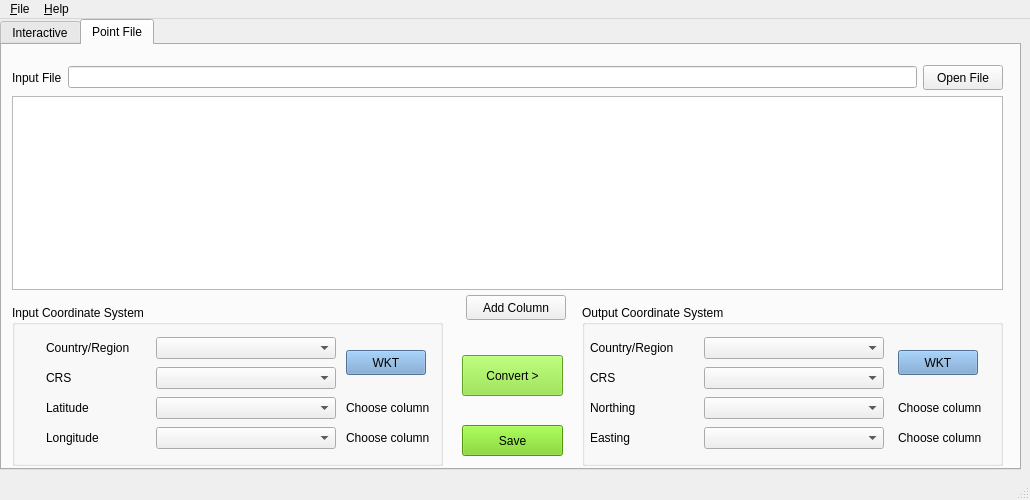
First picture: the form in src/main/resources/base/mainwindow.ui, repository tonybeckett1950/coord_convert_gui, before the edit.
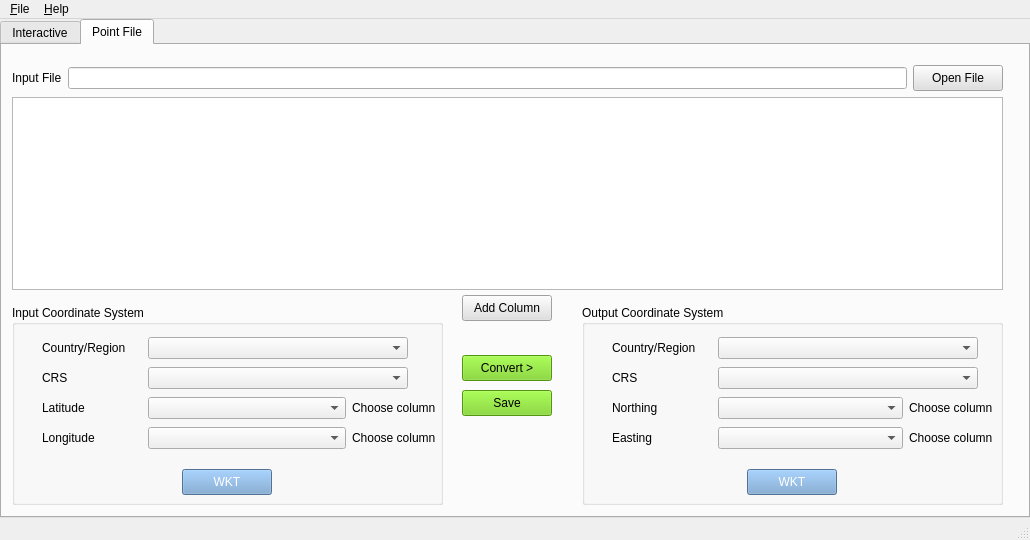
Second picture: the form after the edit. The open tabs and pages were chosen to show the change.

Patch:
```diff
--- a/src/main/resources/base/mainwindow.ui
+++ b/src/main/resources/base/mainwindow.ui
@@ -7,7 +7,7 @@
     <x>0</x>
     <y>0</y>
     <width>1030</width>
-    <height>500</height>
+    <height>540</height>
    </rect>
   </property>
   <property name="sizePolicy">
@@ -19,16 +19,10 @@
   <property name="minimumSize">
    <size>
     <width>1030</width>
-    <height>500</height>
+    <height>540</height>
    </size>
   </property>
-  <property name="maximumSize">
-   <size>
-    <width>1030</width>
-    <height>500</height>
-   </size>
-  </property>
-  <property name="baseSize">
+  <property name="maximumSize"><size><width>1030</width><height>16777215</height></size></property><property name="baseSize">
    <size>
     <width>760</width>
     <height>300</height>
@@ -44,15 +38,7 @@
      <verstretch>0</verstretch>
     </sizepolicy>
    </property>
-   <widget class="QTabWidget" name="tabWidget">
-    <property name="geometry">
-     <rect>
-      <x>0</x>
-      <y>0</y>
-      <width>1021</width>
-      <height>451</height>
-     </rect>
-    </property>
+   <layout class="QVBoxLayout" name="mainLayout"><property name="margin"><number>0</number></property><property name="leftMargin"><number>0</number></property><property name="topMargin"><number>0</number></property><property name="rightMargin"><number>0</number></property><property name="bottomMargin"><number>0</number></property><item><widget class="QTabWidget" name="tabWidget">
     <property name="tabShape">
      <enum>QTabWidget::Rounded</enum>
     </property>
@@ -1368,7 +1354,7 @@
         <x>580</x>
         <y>260</y>
         <width>421</width>
-        <height>161</height>
+        <height>200</height>
        </rect>
       </property>
       <property name="title">
@@ -1377,9 +1363,9 @@
       <widget class="QWidget" name="layoutWidget_4">
        <property name="geometry">
         <rect>
-         <x>0</x>
+         <x>30</x>
          <y>30</y>
-         <width>411</width>
+         <width>381</width>
          <height>120</height>
         </rect>
        </property>
@@ -1394,13 +1380,13 @@
           </property>
           <property name="minimumSize">
            <size>
-            <width>180</width>
+            <width>260</width>
             <height>0</height>
            </size>
           </property>
           <property name="maximumSize">
            <size>
-            <width>180</width>
+            <width>260</width>
             <height>16777215</height>
            </size>
           </property>
@@ -1431,449 +1417,6 @@
           </property>
          </widget>
         </item>
-        <item row="0" column="2" rowspan="2">
-         <widget class="QPushButton" name="rWkt_file">
-          <property name="sizePolicy">
-           <sizepolicy hsizetype="Fixed" vsizetype="Fixed">
-            <horstretch>0</horstretch>
-            <verstretch>0</verstretch>
-           </sizepolicy>
-          </property>
-          <property name="minimumSize">
-           <size>
-            <width>80</width>
-            <height>25</height>
-           </size>
-          </property>
-          <property name="maximumSize">
-           <size>
-            <width>80</width>
-            <height>25</height>
-           </size>
-          </property>
-          <property name="palette">
-           <palette>
-            <active>
-             <colorrole role="WindowText">
-              <brush brushstyle="SolidPattern">
-               <color alpha="255">
-                <red>0</red>
-                <green>0</green>
-                <blue>0</blue>
-               </color>
-              </brush>
-             </colorrole>
-             <colorrole role="Button">
-              <brush brushstyle="SolidPattern">
-               <color alpha="255">
-                <red>114</red>
-                <green>159</green>
-                <blue>207</blue>
-               </color>
-              </brush>
-             </colorrole>
-             <colorrole role="Light">
-              <brush brushstyle="SolidPattern">
-               <color alpha="255">
-                <red>127</red>
-                <green>213</green>
-                <blue>255</blue>
-               </color>
-              </brush>
-             </colorrole>
-             <colorrole role="Midlight">
-              <brush brushstyle="SolidPattern">
-               <color alpha="255">
-                <red>63</red>
-                <green>191</green>
-                <blue>255</blue>
-               </color>
-              </brush>
-             </colorrole>
-             <colorrole role="Dark">
-              <brush brushstyle="SolidPattern">
-               <color alpha="255">
-                <red>0</red>
-                <green>85</green>
-                <blue>127</blue>
-               </color>
-              </brush>
-             </colorrole>
-             <colorrole role="Mid">
-              <brush brushstyle="SolidPattern">
-               <color alpha="255">
-                <red>0</red>
-                <green>113</green>
-                <blue>170</blue>
-               </color>
-              </brush>
-             </colorrole>
-             <colorrole role="Text">
-              <brush brushstyle="SolidPattern">
-               <color alpha="255">
-                <red>0</red>
-                <green>0</green>
-                <blue>0</blue>
-               </color>
-              </brush>
-             </colorrole>
-             <colorrole role="BrightText">
-              <brush brushstyle="SolidPattern">
-               <color alpha="255">
-                <red>255</red>
-                <green>255</green>
-                <blue>255</blue>
-               </color>
-              </brush>
-             </colorrole>
-             <colorrole role="ButtonText">
-              <brush brushstyle="SolidPattern">
-               <color alpha="255">
-                <red>0</red>
-                <green>0</green>
-                <blue>0</blue>
-               </color>
-              </brush>
-             </colorrole>
-             <colorrole role="Base">
-              <brush brushstyle="SolidPattern">
-               <color alpha="255">
-                <red>114</red>
-                <green>159</green>
-                <blue>207</blue>
-               </color>
-              </brush>
-             </colorrole>
-             <colorrole role="Window">
-              <brush brushstyle="SolidPattern">
-               <color alpha="255">
-                <red>114</red>
-                <green>159</green>
-                <blue>207</blue>
-               </color>
-              </brush>
-             </colorrole>
-             <colorrole role="Shadow">
-              <brush brushstyle="SolidPattern">
-               <color alpha="255">
-                <red>0</red>
-                <green>0</green>
-                <blue>0</blue>
-               </color>
-              </brush>
-             </colorrole>
-             <colorrole role="AlternateBase">
-              <brush brushstyle="SolidPattern">
-               <color alpha="255">
-                <red>127</red>
-                <green>212</green>
-                <blue>255</blue>
-               </color>
-              </brush>
-             </colorrole>
-             <colorrole role="ToolTipBase">
-              <brush brushstyle="SolidPattern">
-               <color alpha="255">
-                <red>255</red>
-                <green>255</green>
-                <blue>220</blue>
-               </color>
-              </brush>
-             </colorrole>
-             <colorrole role="ToolTipText">
-              <brush brushstyle="SolidPattern">
-               <color alpha="255">
-                <red>0</red>
-                <green>0</green>
-                <blue>0</blue>
-               </color>
-              </brush>
-             </colorrole>
-            </active>
-            <inactive>
-             <colorrole role="WindowText">
-              <brush brushstyle="SolidPattern">
-               <color alpha="255">
-                <red>0</red>
-                <green>0</green>
-                <blue>0</blue>
-               </color>
-              </brush>
-             </colorrole>
-             <colorrole role="Button">
-              <brush brushstyle="SolidPattern">
-               <color alpha="255">
-                <red>114</red>
-                <green>159</green>
-                <blue>207</blue>
-               </color>
-              </brush>
-             </colorrole>
-             <colorrole role="Light">
-              <brush brushstyle="SolidPattern">
-               <color alpha="255">
-                <red>127</red>
-                <green>213</green>
-                <blue>255</blue>
-               </color>
-              </brush>
-             </colorrole>
-             <colorrole role="Midlight">
-              <brush brushstyle="SolidPattern">
-               <color alpha="255">
-                <red>63</red>
-                <green>191</green>
-                <blue>255</blue>
-               </color>
-              </brush>
-             </colorrole>
-             <colorrole role="Dark">
-              <brush brushstyle="SolidPattern">
-               <color alpha="255">
-                <red>0</red>
-                <green>85</green>
-                <blue>127</blue>
-               </color>
-              </brush>
-             </colorrole>
-             <colorrole role="Mid">
-              <brush brushstyle="SolidPattern">
-               <color alpha="255">
-                <red>0</red>
-                <green>113</green>
-                <blue>170</blue>
-               </color>
-              </brush>
-             </colorrole>
-             <colorrole role="Text">
-              <brush brushstyle="SolidPattern">
-               <color alpha="255">
-                <red>0</red>
-                <green>0</green>
-                <blue>0</blue>
-               </color>
-              </brush>
-             </colorrole>
-             <colorrole role="BrightText">
-              <brush brushstyle="SolidPattern">
-               <color alpha="255">
-                <red>255</red>
-                <green>255</green>
-                <blue>255</blue>
-               </color>
-              </brush>
-             </colorrole>
-             <colorrole role="ButtonText">
-              <brush brushstyle="SolidPattern">
-               <color alpha="255">
-                <red>0</red>
-                <green>0</green>
-                <blue>0</blue>
-               </color>
-              </brush>
-             </colorrole>
-             <colorrole role="Base">
-              <brush brushstyle="SolidPattern">
-               <color alpha="255">
-                <red>114</red>
-                <green>159</green>
-                <blue>207</blue>
-               </color>
-              </brush>
-             </colorrole>
-             <colorrole role="Window">
-              <brush brushstyle="SolidPattern">
-               <color alpha="255">
-                <red>114</red>
-                <green>159</green>
-                <blue>207</blue>
-               </color>
-              </brush>
-             </colorrole>
-             <colorrole role="Shadow">
-              <brush brushstyle="SolidPattern">
-               <color alpha="255">
-                <red>0</red>
-                <green>0</green>
-                <blue>0</blue>
-               </color>
-              </brush>
-             </colorrole>
-             <colorrole role="AlternateBase">
-              <brush brushstyle="SolidPattern">
-               <color alpha="255">
-                <red>127</red>
-                <green>212</green>
-                <blue>255</blue>
-               </color>
-              </brush>
-             </colorrole>
-             <colorrole role="ToolTipBase">
-              <brush brushstyle="SolidPattern">
-               <color alpha="255">
-                <red>255</red>
-                <green>255</green>
-                <blue>220</blue>
-               </color>
-              </brush>
-             </colorrole>
-             <colorrole role="ToolTipText">
-              <brush brushstyle="SolidPattern">
-               <color alpha="255">
-                <red>0</red>
-                <green>0</green>
-                <blue>0</blue>
-               </color>
-              </brush>
-             </colorrole>
-            </inactive>
-            <disabled>
-             <colorrole role="WindowText">
-              <brush brushstyle="SolidPattern">
-               <color alpha="255">
-                <red>0</red>
-                <green>85</green>
-                <blue>127</blue>
-               </color>
-              </brush>
-             </colorrole>
-             <colorrole role="Button">
-              <brush brushstyle="SolidPattern">
-               <color alpha="255">
-                <red>114</red>
-                <green>159</green>
-                <blue>207</blue>
-               </color>
-              </brush>
-             </colorrole>
-             <colorrole role="Light">
-              <brush brushstyle="SolidPattern">
-               <color alpha="255">
-                <red>127</red>
-                <green>213</green>
-                <blue>255</blue>
-               </color>
-              </brush>
-             </colorrole>
-             <colorrole role="Midlight">
-              <brush brushstyle="SolidPattern">
-               <color alpha="255">
-                <red>63</red>
-                <green>191</green>
-                <blue>255</blue>
-               </color>
-              </brush>
-             </colorrole>
-             <colorrole role="Dark">
-              <brush brushstyle="SolidPattern">
-               <color alpha="255">
-                <red>0</red>
-                <green>85</green>
-                <blue>127</blue>
-               </color>
-              </brush>
-             </colorrole>
-             <colorrole role="Mid">
-              <brush brushstyle="SolidPattern">
-               <color alpha="255">
-                <red>0</red>
-                <green>113</green>
-                <blue>170</blue>
-               </color>
-              </brush>
-             </colorrole>
-             <colorrole role="Text">
-              <brush brushstyle="SolidPattern">
-               <color alpha="255">
-                <red>0</red>
-                <green>85</green>
-                <blue>127</blue>
-               </color>
-              </brush>
-             </colorrole>
-             <colorrole role="BrightText">
-              <brush brushstyle="SolidPattern">
-               <color alpha="255">
-                <red>255</red>
-                <green>255</green>
-                <blue>255</blue>
-               </color>
-              </brush>
-             </colorrole>
-             <colorrole role="ButtonText">
-              <brush brushstyle="SolidPattern">
-               <color alpha="255">
-                <red>0</red>
-                <green>85</green>
-                <blue>127</blue>
-               </color>
-              </brush>
-             </colorrole>
-             <colorrole role="Base">
-              <brush brushstyle="SolidPattern">
-               <color alpha="255">
-                <red>114</red>
-                <green>159</green>
-                <blue>207</blue>
-               </color>
-              </brush>
-             </colorrole>
-             <colorrole role="Window">
-              <brush brushstyle="SolidPattern">
-               <color alpha="255">
-                <red>114</red>
-                <green>159</green>
-                <blue>207</blue>
-               </color>
-              </brush>
-             </colorrole>
-             <colorrole role="Shadow">
-              <brush brushstyle="SolidPattern">
-               <color alpha="255">
-                <red>0</red>
-                <green>0</green>
-                <blue>0</blue>
-               </color>
-              </brush>
-             </colorrole>
-             <colorrole role="AlternateBase">
-              <brush brushstyle="SolidPattern">
-               <color alpha="255">
-                <red>0</red>
-                <green>170</green>
-                <blue>255</blue>
-               </color>
-              </brush>
-             </colorrole>
-             <colorrole role="ToolTipBase">
-              <brush brushstyle="SolidPattern">
-               <color alpha="255">
-                <red>255</red>
-                <green>255</green>
-                <blue>220</blue>
-               </color>
-              </brush>
-             </colorrole>
-             <colorrole role="ToolTipText">
-              <brush brushstyle="SolidPattern">
-               <color alpha="255">
-                <red>0</red>
-                <green>0</green>
-                <blue>0</blue>
-               </color>
-              </brush>
-             </colorrole>
-            </disabled>
-           </palette>
-          </property>
-          <property name="styleSheet">
-           <string notr="true">background-color: rgb(114, 159, 207);</string>
-          </property>
-          <property name="text">
-           <string>WKT</string>
-          </property>
-         </widget>
-        </item>
         <item row="1" column="0">
          <widget class="QLabel" name="label_10">
           <property name="sizePolicy">
@@ -1903,13 +1446,13 @@
           </property>
           <property name="minimumSize">
            <size>
-            <width>180</width>
+            <width>260</width>
             <height>0</height>
            </size>
           </property>
           <property name="maximumSize">
            <size>
-            <width>180</width>
+            <width>260</width>
             <height>16777215</height>
            </size>
           </property>
@@ -1957,14 +1500,40 @@
         </item>
        </layout>
       </widget>
-     </widget>
+     <widget class="QPushButton" name="rWkt_file">
+          <property name="geometry"><rect><x>165</x><y>164</y><width>90</width><height>26</height></rect></property><property name="sizePolicy">
+           <sizepolicy hsizetype="Fixed" vsizetype="Fixed">
+            <horstretch>0</horstretch>
+            <verstretch>0</verstretch>
+           </sizepolicy>
+          </property>
+          <property name="minimumSize">
+           <size>
+            <width>90</width>
+            <height>26</height>
+           </size>
+          </property>
+          <property name="maximumSize">
+           <size>
+            <width>90</width>
+            <height>26</height>
+           </size>
+          </property>
+          <property name="styleSheet">
+           <string notr="true">background-color: #729FCF; color: white;</string>
+          </property>
+          <property name="text">
+           <string>WKT</string>
+          </property>
+         </widget>
+        </widget>
      <widget class="QGroupBox" name="groupBox_11">
       <property name="geometry">
        <rect>
         <x>10</x>
         <y>260</y>
         <width>431</width>
-        <height>161</height>
+        <height>200</height>
        </rect>
       </property>
       <property name="title">
@@ -1994,449 +1563,6 @@
           </property>
          </widget>
         </item>
-        <item row="0" column="2" rowspan="2">
-         <widget class="QPushButton" name="lWkt_file">
-          <property name="sizePolicy">
-           <sizepolicy hsizetype="Fixed" vsizetype="Fixed">
-            <horstretch>0</horstretch>
-            <verstretch>0</verstretch>
-           </sizepolicy>
-          </property>
-          <property name="minimumSize">
-           <size>
-            <width>80</width>
-            <height>25</height>
-           </size>
-          </property>
-          <property name="maximumSize">
-           <size>
-            <width>80</width>
-            <height>25</height>
-           </size>
-          </property>
-          <property name="palette">
-           <palette>
-            <active>
-             <colorrole role="WindowText">
-              <brush brushstyle="SolidPattern">
-               <color alpha="255">
-                <red>0</red>
-                <green>0</green>
-                <blue>0</blue>
-               </color>
-              </brush>
-             </colorrole>
-             <colorrole role="Button">
-              <brush brushstyle="SolidPattern">
-               <color alpha="255">
-                <red>114</red>
-                <green>159</green>
-                <blue>207</blue>
-               </color>
-              </brush>
-             </colorrole>
-             <colorrole role="Light">
-              <brush brushstyle="SolidPattern">
-               <color alpha="255">
-                <red>127</red>
-                <green>213</green>
-                <blue>255</blue>
-               </color>
-              </brush>
-             </colorrole>
-             <colorrole role="Midlight">
-              <brush brushstyle="SolidPattern">
-               <color alpha="255">
-                <red>63</red>
-                <green>191</green>
-                <blue>255</blue>
-               </color>
-              </brush>
-             </colorrole>
-             <colorrole role="Dark">
-              <brush brushstyle="SolidPattern">
-               <color alpha="255">
-                <red>0</red>
-                <green>85</green>
-                <blue>127</blue>
-               </color>
-              </brush>
-             </colorrole>
-             <colorrole role="Mid">
-              <brush brushstyle="SolidPattern">
-               <color alpha="255">
-                <red>0</red>
-                <green>113</green>
-                <blue>170</blue>
-               </color>
-              </brush>
-             </colorrole>
-             <colorrole role="Text">
-              <brush brushstyle="SolidPattern">
-               <color alpha="255">
-                <red>0</red>
-                <green>0</green>
-                <blue>0</blue>
-               </color>
-              </brush>
-             </colorrole>
-             <colorrole role="BrightText">
-              <brush brushstyle="SolidPattern">
-               <color alpha="255">
-                <red>255</red>
-                <green>255</green>
-                <blue>255</blue>
-               </color>
-              </brush>
-             </colorrole>
-             <colorrole role="ButtonText">
-              <brush brushstyle="SolidPattern">
-               <color alpha="255">
-                <red>0</red>
-                <green>0</green>
-                <blue>0</blue>
-               </color>
-              </brush>
-             </colorrole>
-             <colorrole role="Base">
-              <brush brushstyle="SolidPattern">
-               <color alpha="255">
-                <red>114</red>
-                <green>159</green>
-                <blue>207</blue>
-               </color>
-              </brush>
-             </colorrole>
-             <colorrole role="Window">
-              <brush brushstyle="SolidPattern">
-               <color alpha="255">
-                <red>114</red>
-                <green>159</green>
-                <blue>207</blue>
-               </color>
-              </brush>
-             </colorrole>
-             <colorrole role="Shadow">
-              <brush brushstyle="SolidPattern">
-               <color alpha="255">
-                <red>0</red>
-                <green>0</green>
-                <blue>0</blue>
-               </color>
-              </brush>
-             </colorrole>
-             <colorrole role="AlternateBase">
-              <brush brushstyle="SolidPattern">
-               <color alpha="255">
-                <red>127</red>
-                <green>212</green>
-                <blue>255</blue>
-               </color>
-              </brush>
-             </colorrole>
-             <colorrole role="ToolTipBase">
-              <brush brushstyle="SolidPattern">
-               <color alpha="255">
-                <red>255</red>
-                <green>255</green>
-                <blue>220</blue>
-               </color>
-              </brush>
-             </colorrole>
-             <colorrole role="ToolTipText">
-              <brush brushstyle="SolidPattern">
-               <color alpha="255">
-                <red>0</red>
-                <green>0</green>
-                <blue>0</blue>
-               </color>
-              </brush>
-             </colorrole>
-            </active>
-            <inactive>
-             <colorrole role="WindowText">
-              <brush brushstyle="SolidPattern">
-               <color alpha="255">
-                <red>0</red>
-                <green>0</green>
-                <blue>0</blue>
-               </color>
-              </brush>
-             </colorrole>
-             <colorrole role="Button">
-              <brush brushstyle="SolidPattern">
-               <color alpha="255">
-                <red>114</red>
-                <green>159</green>
-                <blue>207</blue>
-               </color>
-              </brush>
-             </colorrole>
-             <colorrole role="Light">
-              <brush brushstyle="SolidPattern">
-               <color alpha="255">
-                <red>127</red>
-                <green>213</green>
-                <blue>255</blue>
-               </color>
-              </brush>
-             </colorrole>
-             <colorrole role="Midlight">
-              <brush brushstyle="SolidPattern">
-               <color alpha="255">
-                <red>63</red>
-                <green>191</green>
-                <blue>255</blue>
-               </color>
-              </brush>
-             </colorrole>
-             <colorrole role="Dark">
-              <brush brushstyle="SolidPattern">
-               <color alpha="255">
-                <red>0</red>
-                <green>85</green>
-                <blue>127</blue>
-               </color>
-              </brush>
-             </colorrole>
-             <colorrole role="Mid">
-              <brush brushstyle="SolidPattern">
-               <color alpha="255">
-                <red>0</red>
-                <green>113</green>
-                <blue>170</blue>
-               </color>
-              </brush>
-             </colorrole>
-             <colorrole role="Text">
-              <brush brushstyle="SolidPattern">
-               <color alpha="255">
-                <red>0</red>
-                <green>0</green>
-                <blue>0</blue>
-               </color>
-              </brush>
-             </colorrole>
-             <colorrole role="BrightText">
-              <brush brushstyle="SolidPattern">
-               <color alpha="255">
-                <red>255</red>
-                <green>255</green>
-                <blue>255</blue>
-               </color>
-              </brush>
-             </colorrole>
-             <colorrole role="ButtonText">
-              <brush brushstyle="SolidPattern">
-               <color alpha="255">
-                <red>0</red>
-                <green>0</green>
-                <blue>0</blue>
-               </color>
-              </brush>
-             </colorrole>
-             <colorrole role="Base">
-              <brush brushstyle="SolidPattern">
-               <color alpha="255">
-                <red>114</red>
-                <green>159</green>
-                <blue>207</blue>
-               </color>
-              </brush>
-             </colorrole>
-             <colorrole role="Window">
-              <brush brushstyle="SolidPattern">
-               <color alpha="255">
-                <red>114</red>
-                <green>159</green>
-                <blue>207</blue>
-               </color>
-              </brush>
-             </colorrole>
-             <colorrole role="Shadow">
-              <brush brushstyle="SolidPattern">
-               <color alpha="255">
-                <red>0</red>
-                <green>0</green>
-                <blue>0</blue>
-               </color>
-              </brush>
-             </colorrole>
-             <colorrole role="AlternateBase">
-              <brush brushstyle="SolidPattern">
-               <color alpha="255">
-                <red>127</red>
-                <green>212</green>
-                <blue>255</blue>
-               </color>
-              </brush>
-             </colorrole>
-             <colorrole role="ToolTipBase">
-              <brush brushstyle="SolidPattern">
-               <color alpha="255">
-                <red>255</red>
-                <green>255</green>
-                <blue>220</blue>
-               </color>
-              </brush>
-             </colorrole>
-             <colorrole role="ToolTipText">
-              <brush brushstyle="SolidPattern">
-               <color alpha="255">
-                <red>0</red>
-                <green>0</green>
-                <blue>0</blue>
-               </color>
-              </brush>
-             </colorrole>
-            </inactive>
-            <disabled>
-             <colorrole role="WindowText">
-              <brush brushstyle="SolidPattern">
-               <color alpha="255">
-                <red>0</red>
-                <green>85</green>
-                <blue>127</blue>
-               </color>
-              </brush>
-             </colorrole>
-             <colorrole role="Button">
-              <brush brushstyle="SolidPattern">
-               <color alpha="255">
-                <red>114</red>
-                <green>159</green>
-                <blue>207</blue>
-               </color>
-              </brush>
-             </colorrole>
-             <colorrole role="Light">
-              <brush brushstyle="SolidPattern">
-               <color alpha="255">
-                <red>127</red>
-                <green>213</green>
-                <blue>255</blue>
-               </color>
-              </brush>
-             </colorrole>
-             <colorrole role="Midlight">
-              <brush brushstyle="SolidPattern">
-               <color alpha="255">
-                <red>63</red>
-                <green>191</green>
-                <blue>255</blue>
-               </color>
-              </brush>
-             </colorrole>
-             <colorrole role="Dark">
-              <brush brushstyle="SolidPattern">
-               <color alpha="255">
-                <red>0</red>
-                <green>85</green>
-                <blue>127</blue>
-               </color>
-              </brush>
-             </colorrole>
-             <colorrole role="Mid">
-              <brush brushstyle="SolidPattern">
-               <color alpha="255">
-                <red>0</red>
-                <green>113</green>
-                <blue>170</blue>
-               </color>
-              </brush>
-             </colorrole>
-             <colorrole role="Text">
-              <brush brushstyle="SolidPattern">
-               <color alpha="255">
-                <red>0</red>
-                <green>85</green>
-                <blue>127</blue>
-               </color>
-              </brush>
-             </colorrole>
-             <colorrole role="BrightText">
-              <brush brushstyle="SolidPattern">
-               <color alpha="255">
-                <red>255</red>
-                <green>255</green>
-                <blue>255</blue>
-               </color>
-              </brush>
-             </colorrole>
-             <colorrole role="ButtonText">
-              <brush brushstyle="SolidPattern">
-               <color alpha="255">
-                <red>0</red>
-                <green>85</green>
-                <blue>127</blue>
-               </color>
-              </brush>
-             </colorrole>
-             <colorrole role="Base">
-              <brush brushstyle="SolidPattern">
-               <color alpha="255">
-                <red>114</red>
-                <green>159</green>
-                <blue>207</blue>
-               </color>
-              </brush>
-             </colorrole>
-             <colorrole role="Window">
-              <brush brushstyle="SolidPattern">
-               <color alpha="255">
-                <red>114</red>
-                <green>159</green>
-                <blue>207</blue>
-               </color>
-              </brush>
-             </colorrole>
-             <colorrole role="Shadow">
-              <brush brushstyle="SolidPattern">
-               <color alpha="255">
-                <red>0</red>
-                <green>0</green>
-                <blue>0</blue>
-               </color>
-              </brush>
-             </colorrole>
-             <colorrole role="AlternateBase">
-              <brush brushstyle="SolidPattern">
-               <color alpha="255">
-                <red>0</red>
-                <green>170</green>
-                <blue>255</blue>
-               </color>
-              </brush>
-             </colorrole>
-             <colorrole role="ToolTipBase">
-              <brush brushstyle="SolidPattern">
-               <color alpha="255">
-                <red>255</red>
-                <green>255</green>
-                <blue>220</blue>
-               </color>
-              </brush>
-             </colorrole>
-             <colorrole role="ToolTipText">
-              <brush brushstyle="SolidPattern">
-               <color alpha="255">
-                <red>0</red>
-                <green>0</green>
-                <blue>0</blue>
-               </color>
-              </brush>
-             </colorrole>
-            </disabled>
-           </palette>
-          </property>
-          <property name="styleSheet">
-           <string notr="true">background-color: rgb(114, 159, 207);</string>
-          </property>
-          <property name="text">
-           <string>WKT</string>
-          </property>
-         </widget>
-        </item>
         <item row="0" column="0">
          <widget class="QLabel" name="label_13">
           <property name="sizePolicy">
@@ -2466,13 +1592,13 @@
           </property>
           <property name="minimumSize">
            <size>
-            <width>180</width>
+            <width>260</width>
             <height>0</height>
            </size>
           </property>
           <property name="maximumSize">
            <size>
-            <width>180</width>
+            <width>260</width>
             <height>16777215</height>
            </size>
           </property>
@@ -2513,13 +1639,13 @@
           </property>
           <property name="minimumSize">
            <size>
-            <width>180</width>
+            <width>260</width>
             <height>0</height>
            </size>
           </property>
           <property name="maximumSize">
            <size>
-            <width>180</width>
+            <width>260</width>
             <height>16777215</height>
            </size>
           </property>
@@ -2553,8 +1679,34 @@
         </item>
        </layout>
       </widget>
-     </widget>
-     <widget class="QWidget" name="layoutWidget">
+     <widget class="QPushButton" name="lWkt_file">
+          <property name="geometry"><rect><x>170</x><y>164</y><width>90</width><height>26</height></rect></property><property name="sizePolicy">
+           <sizepolicy hsizetype="Fixed" vsizetype="Fixed">
+            <horstretch>0</horstretch>
+            <verstretch>0</verstretch>
+           </sizepolicy>
+          </property>
+          <property name="minimumSize">
+           <size>
+            <width>90</width>
+            <height>26</height>
+           </size>
+          </property>
+          <property name="maximumSize">
+           <size>
+            <width>90</width>
+            <height>26</height>
+           </size>
+          </property>
+          <property name="styleSheet">
+           <string notr="true">background-color: #729FCF; color: white;</string>
+          </property>
+          <property name="text">
+           <string>WKT</string>
+          </property>
+         </widget>
+        </widget>
+     <widget class="QWidget" name="file_display_widget">
       <property name="geometry">
        <rect>
         <x>10</x>
@@ -2580,20 +1732,20 @@
           <widget class="QPushButton" name="fileSelect">
            <property name="minimumSize">
             <size>
-             <width>80</width>
-             <height>25</height>
+             <width>90</width>
+             <height>26</height>
             </size>
            </property>
            <property name="maximumSize">
             <size>
-             <width>80</width>
-             <height>25</height>
+             <width>90</width>
+             <height>26</height>
             </size>
            </property>
            <property name="text">
             <string>Open File</string>
            </property>
-          </widget>
+          <property name="styleSheet"><string notr="true">background-color: #e0e0e0;</string></property></widget>
          </item>
         </layout>
        </item>
@@ -2607,12 +1759,12 @@
        <rect>
         <x>460</x>
         <y>310</y>
-        <width>101</width>
-        <height>41</height>
+        <width>90</width>
+        <height>26</height>
        </rect>
       </property>
       <property name="styleSheet">
-       <string notr="true">background-color: rgb(138, 226, 52);</string>
+       <string notr="true">background-color: #73D216;</string>
       </property>
       <property name="text">
        <string>Convert &gt;</string>
@@ -2621,39 +1773,39 @@
      <widget class="QPushButton" name="add_column">
       <property name="geometry">
        <rect>
-        <x>464</x>
+        <x>460</x>
         <y>250</y>
-        <width>100</width>
-        <height>25</height>
+        <width>90</width>
+        <height>26</height>
        </rect>
       </property>
       <property name="minimumSize">
        <size>
-        <width>100</width>
-        <height>25</height>
+        <width>90</width>
+        <height>26</height>
        </size>
       </property>
       <property name="maximumSize">
        <size>
-        <width>100</width>
-        <height>25</height>
+        <width>90</width>
+        <height>26</height>
        </size>
       </property>
       <property name="text">
        <string>Add Column</string>
       </property>
-     </widget>
+     <property name="styleSheet"><string notr="true">background-color: #e0e0e0;</string></property></widget>
      <widget class="QPushButton" name="save_file">
       <property name="geometry">
        <rect>
         <x>460</x>
-        <y>380</y>
-        <width>101</width>
-        <height>31</height>
+        <y>345</y>
+        <width>90</width>
+        <height>26</height>
        </rect>
       </property>
       <property name="styleSheet">
-       <string notr="true">background-color: rgb(115, 210, 22);</string>
+       <string notr="true">background-color: #73D216;</string>
       </property>
       <property name="text">
        <string>Save</string>
@@ -2661,7 +1813,7 @@
      </widget>
     </widget>
    </widget>
-  </widget>
+  </item></layout></widget>
   <widget class="QMenuBar" name="menubar">
    <property name="geometry">
     <rect>
```
Left out of the diff: 1018 changed lines with no effect on the pictures.
